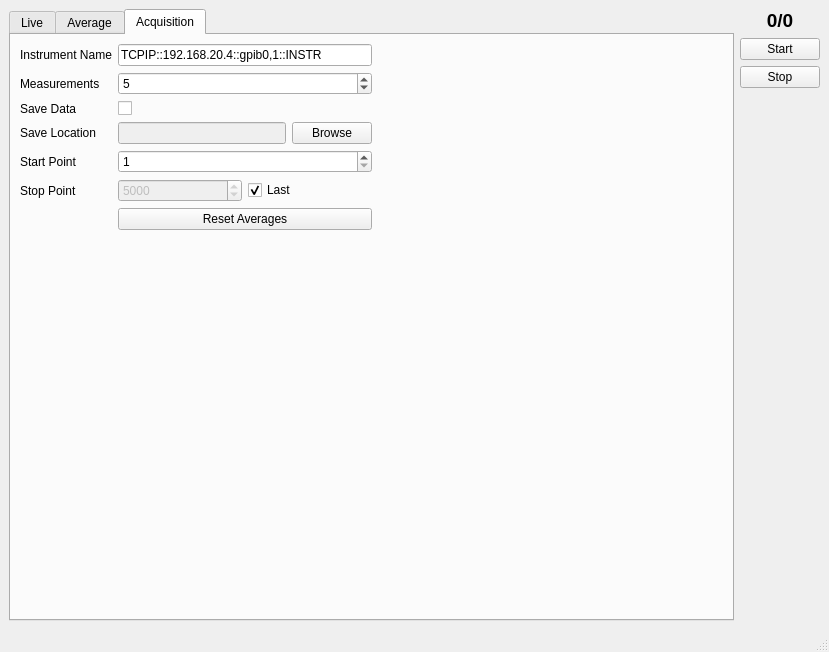
zmitchell/ns_trcd, file ns_app.ui: the form before one commit.
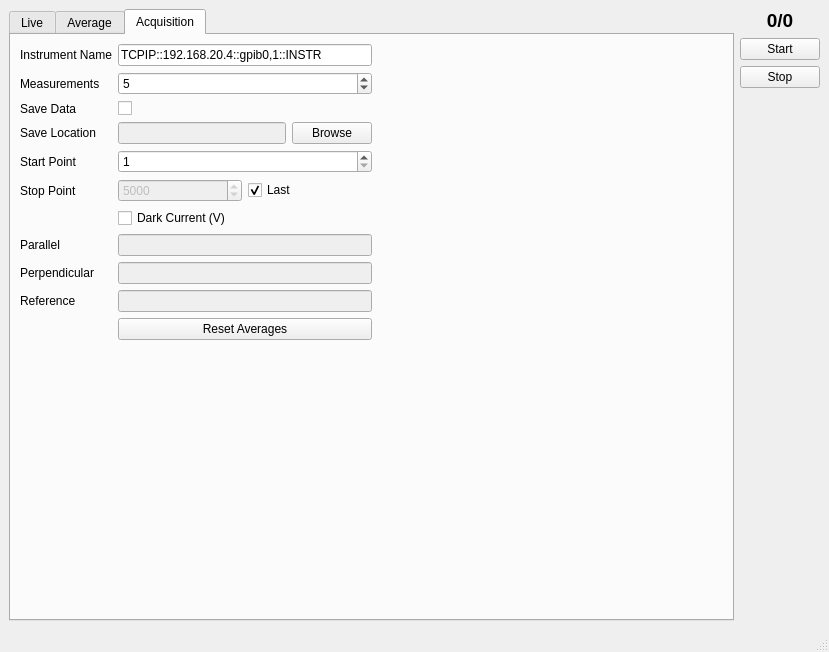
The form after the commit. The open tabs and pages were chosen to show the change. Custom widgets are drawn as their Qt base class.

Commit message: feat(comp): Account for dark current

Diff of the .ui file:
```diff
--- a/ns_app.ui
+++ b/ns_app.ui
@@ -304,6 +304,27 @@
            <layout class="QHBoxLayout" name="horizontalLayout_2">
             <item>
              <layout class="QGridLayout" name="gridLayout">
+              <item row="7" column="1">
+               <widget class="QLineEdit" name="dark_curr_par">
+                <property name="enabled">
+                 <bool>false</bool>
+                </property>
+               </widget>
+              </item>
+              <item row="9" column="1">
+               <widget class="QLineEdit" name="dark_curr_ref">
+                <property name="enabled">
+                 <bool>false</bool>
+                </property>
+               </widget>
+              </item>
+              <item row="9" column="0">
+               <widget class="QLabel" name="dark_curr_ref_checkbox">
+                <property name="text">
+                 <string>Reference</string>
+                </property>
+               </widget>
+              </item>
               <item row="0" column="1">
                <widget class="QLineEdit" name="instr_name">
                 <property name="text">
@@ -319,20 +340,20 @@
                </widget>
               </item>
               <item row="3" column="0">
-               <widget class="QLabel" name="label_2">
+               <widget class="QLabel" name="save_loc_label">
                 <property name="text">
                  <string>Save Location</string>
                 </property>
                </widget>
               </item>
               <item row="2" column="0">
-               <widget class="QLabel" name="label">
+               <widget class="QLabel" name="save_data_label">
                 <property name="text">
                  <string>Save Data</string>
                 </property>
                </widget>
               </item>
-              <item row="6" column="1">
+              <item row="10" column="1">
                <widget class="QPushButton" name="reset_avg_btn">
                 <property name="text">
                  <string>Reset Averages</string>
@@ -387,10 +408,24 @@
                 </item>
                </layout>
               </item>
-              <item row="4" column="0">
-               <widget class="QLabel" name="start_pt_label">
+              <item row="7" column="0">
+               <widget class="QLabel" name="dark_curr_par_label">
                 <property name="text">
-                 <string>Start Point</string>
+                 <string>Parallel</string>
+                </property>
+               </widget>
+              </item>
+              <item row="8" column="0">
+               <widget class="QLabel" name="dark_curr_perp_label">
+                <property name="text">
+                 <string>Perpendicular</string>
+                </property>
+               </widget>
+              </item>
+              <item row="8" column="1">
+               <widget class="QLineEdit" name="dark_curr_perp">
+                <property name="enabled">
+                 <bool>false</bool>
                 </property>
                </widget>
               </item>
@@ -401,13 +436,10 @@
                 </property>
                </widget>
               </item>
-              <item row="4" column="1">
-               <widget class="QSpinBox" name="start_pt">
-                <property name="minimum">
-                 <number>1</number>
-                </property>
-                <property name="maximum">
-                 <number>249999</number>
+              <item row="4" column="0">
+               <widget class="QLabel" name="start_pt_label">
+                <property name="text">
+                 <string>Start Point</string>
                 </property>
                </widget>
               </item>
@@ -441,6 +473,23 @@
                 </item>
                </layout>
               </item>
+              <item row="4" column="1">
+               <widget class="QSpinBox" name="start_pt">
+                <property name="minimum">
+                 <number>1</number>
+                </property>
+                <property name="maximum">
+                 <number>249999</number>
+                </property>
+               </widget>
+              </item>
+              <item row="6" column="1">
+               <widget class="QCheckBox" name="dark_curr_checkbox">
+                <property name="text">
+                 <string>Dark Current (V)</string>
+                </property>
+               </widget>
+              </item>
              </layout>
             </item>
             <item>
```
Left out of the diff: 29 changed lines with no effect on the pictures. The commit also changes 6 other files.
